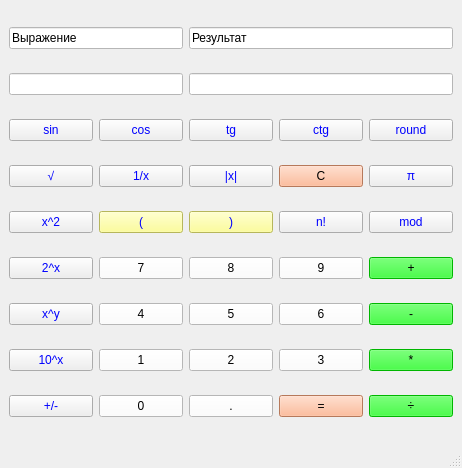
Before: the Qt Designer form Calculator.ui in Arturata/Calculator, drawn with Qt 5.
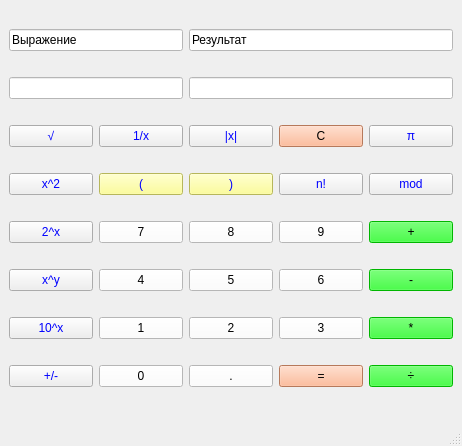
After: the same form once the commit is applied.

What changed in the file:
```diff
--- a/Calculator.ui
+++ b/Calculator.ui
@@ -7,7 +7,7 @@
     <x>0</x>
     <y>0</y>
     <width>462</width>
-    <height>468</height>
+    <height>446</height>
    </rect>
   </property>
   <property name="windowTitle">
@@ -15,130 +15,32 @@
   </property>
   <widget class="QWidget" name="centralwidget">
    <layout class="QGridLayout" name="gridLayout">
-    <item row="10" column="3">
-     <widget class="QPushButton" name="pushButton_8">
+    <item row="11" column="1">
+     <widget class="QPushButton" name="pushButton_ten">
       <property name="styleSheet">
-       <string notr="true">font: 11pt &quot;MS Shell Dlg 2&quot;;
-background-color: rgb(255, 255, 255);</string>
-      </property>
-      <property name="text">
-       <string>8</string>
-      </property>
-      <attribute name="buttonGroup">
-       <string notr="true">buttonGroup</string>
-      </attribute>
-     </widget>
-    </item>
-    <item row="6" column="4">
-     <widget class="QPushButton" name="pushButton_ctg">
-      <property name="styleSheet">
        <string notr="true">color: rgb(0, 0, 255);
 font: 11pt &quot;MS Shell Dlg 2&quot;;</string>
       </property>
       <property name="text">
-       <string>ctg</string>
+       <string>10^x</string>
       </property>
      </widget>
     </item>
-    <item row="11" column="5">
-     <widget class="QPushButton" name="pushButton_min">
+    <item row="12" column="3">
+     <widget class="QPushButton" name="pushButton_point">
       <property name="styleSheet">
-       <string notr="true">background-color: rgb(0, 255, 0);
-font: 11pt &quot;MS Shell Dlg 2&quot;;</string>
-      </property>
-      <property name="text">
-       <string>-</string>
-      </property>
-     </widget>
-    </item>
-    <item row="7" column="1">
-     <widget class="QPushButton" name="pushButton_rd">
-      <property name="styleSheet">
-       <string notr="true">color: rgb(0, 0, 255);
-font: 11pt &quot;MS Shell Dlg 2&quot;;</string>
-      </property>
-      <property name="text">
-       <string>√</string>
-      </property>
-     </widget>
-    </item>
-    <item row="6" column="3">
-     <widget class="QPushButton" name="pushButton_tg">
-      <property name="styleSheet">
-       <string notr="true">color: rgb(0, 0, 255);
-font: 11pt &quot;MS Shell Dlg 2&quot;;</string>
-      </property>
-      <property name="text">
-       <string>tg</string>
-      </property>
-     </widget>
-    </item>
-    <item row="12" column="2">
-     <widget class="QPushButton" name="pushButton_1">
-      <property name="styleSheet">
        <string notr="true">font: 11pt &quot;MS Shell Dlg 2&quot;;
 background-color: rgb(255, 255, 255);</string>
       </property>
       <property name="text">
-       <string>1</string>
+       <string>.</string>
       </property>
       <attribute name="buttonGroup">
        <string notr="true">buttonGroup</string>
       </attribute>
      </widget>
     </item>
-    <item row="11" column="2">
-     <widget class="QPushButton" name="pushButton_4">
-      <property name="styleSheet">
-       <string notr="true">font: 11pt &quot;MS Shell Dlg 2&quot;;
-background-color: rgb(255, 255, 255);</string>
-      </property>
-      <property name="text">
-       <string>4</string>
-      </property>
-      <attribute name="buttonGroup">
-       <string notr="true">buttonGroup</string>
-      </attribute>
-     </widget>
-    </item>
-    <item row="10" column="2">
-     <widget class="QPushButton" name="pushButton_7">
-      <property name="styleSheet">
-       <string notr="true">font: 11pt &quot;MS Shell Dlg 2&quot;;
-background-color: rgb(255, 255, 255);
-</string>
-      </property>
-      <property name="text">
-       <string>7</string>
-      </property>
-      <attribute name="buttonGroup">
-       <string notr="true">buttonGroup</string>
-      </attribute>
-     </widget>
-    </item>
-    <item row="6" column="2">
-     <widget class="QPushButton" name="pushButton_cos">
-      <property name="styleSheet">
-       <string notr="true">color: rgb(0, 0, 255);
-font: 11pt &quot;MS Shell Dlg 2&quot;;</string>
-      </property>
-      <property name="text">
-       <string>cos</string>
-      </property>
-     </widget>
-    </item>
-    <item row="7" column="3">
-     <widget class="QPushButton" name="pushButton_module">
-      <property name="styleSheet">
-       <string notr="true">color: rgb(0, 0, 255);
-font: 11pt &quot;MS Shell Dlg 2&quot;;</string>
-      </property>
-      <property name="text">
-       <string>|x|</string>
-      </property>
-     </widget>
-    </item>
-    <item row="12" column="4">
+    <item row="11" column="4">
      <widget class="QPushButton" name="pushButton_3">
       <property name="styleSheet">
        <string notr="true">font: 11pt &quot;MS Shell Dlg 2&quot;;
@@ -152,66 +54,7 @@
       </attribute>
      </widget>
     </item>
-    <item row="10" column="1">
-     <widget class="QPushButton" name="pushButton_two">
-      <property name="styleSheet">
-       <string notr="true">color: rgb(0, 0, 255);
-font: 11pt &quot;MS Shell Dlg 2&quot;;</string>
-      </property>
-      <property name="text">
-       <string>2^x</string>
-      </property>
-     </widget>
-    </item>
-    <item row="6" column="5">
-     <widget class="QPushButton" name="pushButton_trunc">
-      <property name="styleSheet">
-       <string notr="true">color: rgb(0, 0, 255);
-font: 11pt &quot;MS Shell Dlg 2&quot;;</string>
-      </property>
-      <property name="text">
-       <string>round</string>
-      </property>
-     </widget>
-    </item>
-    <item row="2" column="1" colspan="2">
-     <widget class="QLineEdit" name="lineEdit_ex">
-      <property name="enabled">
-       <bool>false</bool>
-      </property>
-      <property name="styleSheet">
-       <string notr="true">background-color: rgb(255, 255, 255);
-color: rgb(0, 0, 0);
-font: 87 11pt &quot;Noto Sans&quot;;</string>
-      </property>
-     </widget>
-    </item>
-    <item row="6" column="1">
-     <widget class="QPushButton" name="pushButton_sin">
-      <property name="styleSheet">
-       <string notr="true">color: rgb(0, 0, 255);
-font: 11pt &quot;MS Shell Dlg 2&quot;;</string>
-      </property>
-      <property name="text">
-       <string>sin</string>
-      </property>
-     </widget>
-    </item>
-    <item row="11" column="4">
-     <widget class="QPushButton" name="pushButton_6">
-      <property name="styleSheet">
-       <string notr="true">font: 11pt &quot;MS Shell Dlg 2&quot;;
-background-color: rgb(255, 255, 255);</string>
-      </property>
-      <property name="text">
-       <string>6</string>
-      </property>
-      <attribute name="buttonGroup">
-       <string notr="true">buttonGroup</string>
-      </attribute>
-     </widget>
-    </item>
-    <item row="8" column="5">
+    <item row="7" column="5">
      <widget class="QPushButton" name="pushButton_mod">
       <property name="styleSheet">
        <string notr="true">color: rgb(0, 0, 255);
@@ -223,6 +66,49 @@
       </property>
      </widget>
     </item>
+    <item row="9" column="4">
+     <widget class="QPushButton" name="pushButton_9">
+      <property name="styleSheet">
+       <string notr="true">font: 11pt &quot;MS Shell Dlg 2&quot;;
+background-color: rgb(255, 255, 255);</string>
+      </property>
+      <property name="text">
+       <string>9</string>
+      </property>
+      <attribute name="buttonGroup">
+       <string notr="true">buttonGroup</string>
+      </attribute>
+     </widget>
+    </item>
+    <item row="0" column="1" colspan="2">
+     <widget class="QLineEdit" name="lineEdit_3">
+      <property name="enabled">
+       <bool>false</bool>
+      </property>
+      <property name="styleSheet">
+       <string notr="true">background-color: rgb(255, 255, 255);
+color: rgb(0, 0, 0);</string>
+      </property>
+      <property name="text">
+       <string>Выражение</string>
+      </property>
+     </widget>
+    </item>
+    <item row="9" column="2">
+     <widget class="QPushButton" name="pushButton_7">
+      <property name="styleSheet">
+       <string notr="true">font: 11pt &quot;MS Shell Dlg 2&quot;;
+background-color: rgb(255, 255, 255);
+</string>
+      </property>
+      <property name="text">
+       <string>7</string>
+      </property>
+      <attribute name="buttonGroup">
+       <string notr="true">buttonGroup</string>
+      </attribute>
+     </widget>
+    </item>
     <item row="2" column="3" colspan="3">
      <widget class="QLineEdit" name="lineEdit_res">
       <property name="enabled">
@@ -235,7 +121,7 @@
       </property>
      </widget>
     </item>
-    <item row="8" column="1">
+    <item row="7" column="1">
      <widget class="QPushButton" name="pushButton_sq">
       <property name="styleSheet">
        <string notr="true">color: rgb(0, 0, 255);
@@ -246,69 +132,58 @@
       </property>
      </widget>
     </item>
-    <item row="12" column="1">
-     <widget class="QPushButton" name="pushButton_ten">
-      <property name="styleSheet">
-       <string notr="true">color: rgb(0, 0, 255);
-font: 11pt &quot;MS Shell Dlg 2&quot;;</string>
-      </property>
-      <property name="text">
-       <string>10^x</string>
-      </property>
-     </widget>
-    </item>
     <item row="10" column="4">
-     <widget class="QPushButton" name="pushButton_9">
+     <widget class="QPushButton" name="pushButton_6">
       <property name="styleSheet">
        <string notr="true">font: 11pt &quot;MS Shell Dlg 2&quot;;
 background-color: rgb(255, 255, 255);</string>
       </property>
       <property name="text">
-       <string>9</string>
+       <string>6</string>
       </property>
       <attribute name="buttonGroup">
        <string notr="true">buttonGroup</string>
       </attribute>
      </widget>
     </item>
-    <item row="8" column="3">
-     <widget class="QPushButton" name="pushButton_br2">
+    <item row="10" column="5">
+     <widget class="QPushButton" name="pushButton_min">
       <property name="styleSheet">
-       <string notr="true">background-color: rgb(255, 255, 127);
-color: rgb(0, 0, 255);
+       <string notr="true">background-color: rgb(0, 255, 0);
 font: 11pt &quot;MS Shell Dlg 2&quot;;</string>
       </property>
       <property name="text">
-       <string>)</string>
+       <string>-</string>
       </property>
       <attribute name="buttonGroup">
        <string notr="true">buttonGroup_br</string>
       </attribute>
      </widget>
     </item>
-    <item row="7" column="4">
-     <widget class="QPushButton" name="pushButton_cl">
-      <property name="styleSheet">
-       <string notr="true">font: 11pt &quot;MS Shell Dlg 2&quot;;
-background-color: rgb(255, 170, 127);</string>
-      </property>
-      <property name="text">
-       <string>C</string>
-      </property>
-     </widget>
-    </item>
-    <item row="11" column="1">
-     <widget class="QPushButton" name="pushButton_deg">
+    <item row="6" column="3">
+     <widget class="QPushButton" name="pushButton_module">
       <property name="styleSheet">
        <string notr="true">color: rgb(0, 0, 255);
 font: 11pt &quot;MS Shell Dlg 2&quot;;</string>
       </property>
       <property name="text">
-       <string>x^y</string>
+       <string>|x|</string>
       </property>
      </widget>
     </item>
-    <item row="13" column="1">
+    <item row="2" column="1" colspan="2">
+     <widget class="QLineEdit" name="lineEdit_ex">
+      <property name="enabled">
+       <bool>false</bool>
+      </property>
+      <property name="styleSheet">
+       <string notr="true">background-color: rgb(255, 255, 255);
+color: rgb(0, 0, 0);
+font: 87 11pt &quot;Noto Sans&quot;;</string>
+      </property>
+     </widget>
+    </item>
+    <item row="12" column="1">
      <widget class="QPushButton" name="pushButton_ch">
       <property name="styleSheet">
        <string notr="true">color: rgb(0, 0, 255);
@@ -319,40 +194,7 @@
       </property>
      </widget>
     </item>
-    <item row="7" column="2">
-     <widget class="QPushButton" name="pushButton_rev">
-      <property name="styleSheet">
-       <string notr="true">color: rgb(0, 0, 255);
-font: 11pt &quot;MS Shell Dlg 2&quot;;</string>
-      </property>
-      <property name="text">
-       <string>1/x</string>
-      </property>
-     </widget>
-    </item>
-    <item row="13" column="4">
-     <widget class="QPushButton" name="pushButton_eq">
-      <property name="styleSheet">
-       <string notr="true">font: 11pt &quot;MS Shell Dlg 2&quot;;
-background-color: rgb(255, 170, 127);</string>
-      </property>
-      <property name="text">
-       <string>=</string>
-      </property>
-     </widget>
-    </item>
-    <item row="13" column="5">
-     <widget class="QPushButton" name="pushButton_div">
-      <property name="styleSheet">
-       <string notr="true">font: 11pt &quot;MS Shell Dlg 2&quot;;
-background-color: rgb(0, 255, 0);</string>
-      </property>
-      <property name="text">
-       <string>÷</string>
-      </property>
-     </widget>
-    </item>
-    <item row="12" column="3">
+    <item row="11" column="3">
      <widget class="QPushButton" name="pushButton_2">
       <property name="styleSheet">
        <string notr="true">font: 11pt &quot;MS Shell Dlg 2&quot;;
@@ -366,7 +208,29 @@
       </attribute>
      </widget>
     </item>
-    <item row="8" column="4">
+    <item row="11" column="5">
+     <widget class="QPushButton" name="pushButton_mult">
+      <property name="styleSheet">
+       <string notr="true">font: 11pt &quot;MS Shell Dlg 2&quot;;
+background-color: rgb(0, 255, 0);</string>
+      </property>
+      <property name="text">
+       <string>*</string>
+      </property>
+     </widget>
+    </item>
+    <item row="6" column="2">
+     <widget class="QPushButton" name="pushButton_rev">
+      <property name="styleSheet">
+       <string notr="true">color: rgb(0, 0, 255);
+font: 11pt &quot;MS Shell Dlg 2&quot;;</string>
+      </property>
+      <property name="text">
+       <string>1/x</string>
+      </property>
+     </widget>
+    </item>
+    <item row="7" column="4">
      <widget class="QPushButton" name="pushButton_fact">
       <property name="styleSheet">
        <string notr="true">color: rgb(0, 0, 255);
@@ -377,7 +241,7 @@
       </property>
      </widget>
     </item>
-    <item row="11" column="3">
+    <item row="10" column="3">
      <widget class="QPushButton" name="pushButton_5">
       <property name="styleSheet">
        <string notr="true">font: 11pt &quot;MS Shell Dlg 2&quot;;
@@ -391,40 +255,7 @@
       </attribute>
      </widget>
     </item>
-    <item row="12" column="5">
-     <widget class="QPushButton" name="pushButton_mult">
-      <property name="styleSheet">
-       <string notr="true">font: 11pt &quot;MS Shell Dlg 2&quot;;
-background-color: rgb(0, 255, 0);</string>
-      </property>
-      <property name="text">
-       <string>*</string>
-      </property>
-     </widget>
-    </item>
-    <item row="13" column="3">
-     <widget class="QPushButton" name="pushButton_point">
-      <property name="styleSheet">
-       <string notr="true">font: 11pt &quot;MS Shell Dlg 2&quot;;
-background-color: rgb(255, 255, 255);</string>
-      </property>
-      <property name="text">
-       <string>.</string>
-      </property>
-     </widget>
-    </item>
-    <item row="7" column="5">
-     <widget class="QPushButton" name="pushButton_p">
-      <property name="styleSheet">
-       <string notr="true">color: rgb(0, 0, 255);
-font: 11pt &quot;MS Shell Dlg 2&quot;;</string>
-      </property>
-      <property name="text">
-       <string>π</string>
-      </property>
-     </widget>
-    </item>
-    <item row="8" column="2">
+    <item row="7" column="2">
      <widget class="QPushButton" name="pushButton_br1">
       <property name="styleSheet">
        <string notr="true">background-color: rgb(255, 255, 127);
@@ -439,42 +270,25 @@
       </attribute>
      </widget>
     </item>
-    <item row="10" column="5">
-     <widget class="QPushButton" name="pushButton_plus">
+    <item row="9" column="1">
+     <widget class="QPushButton" name="pushButton_two">
       <property name="styleSheet">
-       <string notr="true">font: 11pt &quot;MS Shell Dlg 2&quot;;
-background-color: rgb(0, 255, 0);</string>
+       <string notr="true">color: rgb(0, 0, 255);
+font: 11pt &quot;MS Shell Dlg 2&quot;;</string>
       </property>
       <property name="text">
-       <string>+</string>
+       <string>2^x</string>
       </property>
      </widget>
     </item>
-    <item row="13" column="2">
-     <widget class="QPushButton" name="pushButton_0">
+    <item row="6" column="1">
+     <widget class="QPushButton" name="pushButton_rd">
       <property name="styleSheet">
-       <string notr="true">font: 11pt &quot;MS Shell Dlg 2&quot;;
-background-color: rgb(255, 255, 255);</string>
+       <string notr="true">color: rgb(0, 0, 255);
+font: 11pt &quot;MS Shell Dlg 2&quot;;</string>
       </property>
       <property name="text">
-       <string>0</string>
-      </property>
-      <attribute name="buttonGroup">
-       <string notr="true">buttonGroup</string>
-      </attribute>
-     </widget>
-    </item>
-    <item row="0" column="1" colspan="2">
-     <widget class="QLineEdit" name="lineEdit_3">
-      <property name="enabled">
-       <bool>false</bool>
-      </property>
-      <property name="styleSheet">
-       <string notr="true">background-color: rgb(255, 255, 255);
-color: rgb(0, 0, 0);</string>
-      </property>
-      <property name="text">
-       <string>Выражение</string>
+       <string>√</string>
       </property>
      </widget>
     </item>
@@ -492,6 +306,143 @@
       </property>
      </widget>
     </item>
+    <item row="6" column="4">
+     <widget class="QPushButton" name="pushButton_cl">
+      <property name="styleSheet">
+       <string notr="true">font: 11pt &quot;MS Shell Dlg 2&quot;;
+background-color: rgb(255, 170, 127);</string>
+      </property>
+      <property name="text">
+       <string>C</string>
+      </property>
+     </widget>
+    </item>
+    <item row="10" column="1">
+     <widget class="QPushButton" name="pushButton_deg">
+      <property name="styleSheet">
+       <string notr="true">color: rgb(0, 0, 255);
+font: 11pt &quot;MS Shell Dlg 2&quot;;</string>
+      </property>
+      <property name="text">
+       <string>x^y</string>
+      </property>
+     </widget>
+    </item>
+    <item row="12" column="4">
+     <widget class="QPushButton" name="pushButton_eq">
+      <property name="styleSheet">
+       <string notr="true">font: 11pt &quot;MS Shell Dlg 2&quot;;
+background-color: rgb(255, 170, 127);</string>
+      </property>
+      <property name="text">
+       <string>=</string>
+      </property>
+     </widget>
+    </item>
+    <item row="9" column="3">
+     <widget class="QPushButton" name="pushButton_8">
+      <property name="styleSheet">
+       <string notr="true">font: 11pt &quot;MS Shell Dlg 2&quot;;
+background-color: rgb(255, 255, 255);</string>
+      </property>
+      <property name="text">
+       <string>8</string>
+      </property>
+      <attribute name="buttonGroup">
+       <string notr="true">buttonGroup</string>
+      </attribute>
+     </widget>
+    </item>
+    <item row="11" column="2">
+     <widget class="QPushButton" name="pushButton_1">
+      <property name="styleSheet">
+       <string notr="true">font: 11pt &quot;MS Shell Dlg 2&quot;;
+background-color: rgb(255, 255, 255);</string>
+      </property>
+      <property name="text">
+       <string>1</string>
+      </property>
+      <attribute name="buttonGroup">
+       <string notr="true">buttonGroup</string>
+      </attribute>
+     </widget>
+    </item>
+    <item row="9" column="5">
+     <widget class="QPushButton" name="pushButton_plus">
+      <property name="styleSheet">
+       <string notr="true">font: 11pt &quot;MS Shell Dlg 2&quot;;
+background-color: rgb(0, 255, 0);</string>
+      </property>
+      <property name="text">
+       <string>+</string>
+      </property>
+     </widget>
+    </item>
+    <item row="12" column="2">
+     <widget class="QPushButton" name="pushButton_0">
+      <property name="styleSheet">
+       <string notr="true">font: 11pt &quot;MS Shell Dlg 2&quot;;
+background-color: rgb(255, 255, 255);</string>
+      </property>
+      <property name="text">
+       <string>0</string>
+      </property>
+      <attribute name="buttonGroup">
+       <string notr="true">buttonGroup</string>
+      </attribute>
+     </widget>
+    </item>
+    <item row="10" column="2">
+     <widget class="QPushButton" name="pushButton_4">
+      <property name="styleSheet">
+       <string notr="true">font: 11pt &quot;MS Shell Dlg 2&quot;;
+background-color: rgb(255, 255, 255);</string>
+      </property>
+      <property name="text">
+       <string>4</string>
+      </property>
+      <attribute name="buttonGroup">
+       <string notr="true">buttonGroup</string>
+      </attribute>
+     </widget>
+    </item>
+    <item row="6" column="5">
+     <widget class="QPushButton" name="pushButton_p">
+      <property name="styleSheet">
+       <string notr="true">color: rgb(0, 0, 255);
+font: 11pt &quot;MS Shell Dlg 2&quot;;</string>
+      </property>
+      <property name="text">
+       <string>π</string>
+      </property>
+     </widget>
+    </item>
+    <item row="7" column="3">
+     <widget class="QPushButton" name="pushButton_br2">
+      <property name="styleSheet">
+       <string notr="true">background-color: rgb(255, 255, 127);
+color: rgb(0, 0, 255);
+font: 11pt &quot;MS Shell Dlg 2&quot;;</string>
+      </property>
+      <property name="text">
+       <string>)</string>
+      </property>
+      <attribute name="buttonGroup">
+       <string notr="true">buttonGroup_br</string>
+      </attribute>
+     </widget>
+    </item>
+    <item row="12" column="5">
+     <widget class="QPushButton" name="pushButton_div">
+      <property name="styleSheet">
+       <string notr="true">font: 11pt &quot;MS Shell Dlg 2&quot;;
+background-color: rgb(0, 255, 0);</string>
+      </property>
+      <property name="text">
+       <string>÷</string>
+      </property>
+     </widget>
+    </item>
    </layout>
   </widget>
   <widget class="QStatusBar" name="statusbar"/>
```
Left out of the diff: 6 changed lines with no effect on the pictures.
